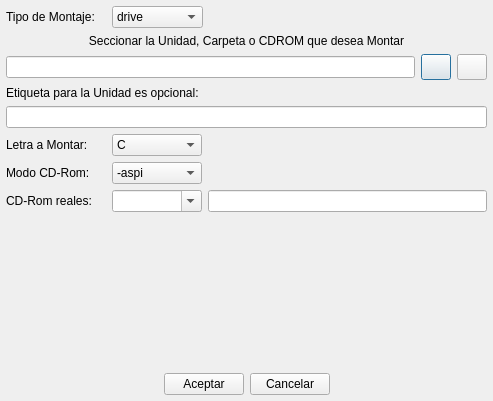
Old version of the form ui/addedit_montajes.ui in the repository Monthy/gr-lida.
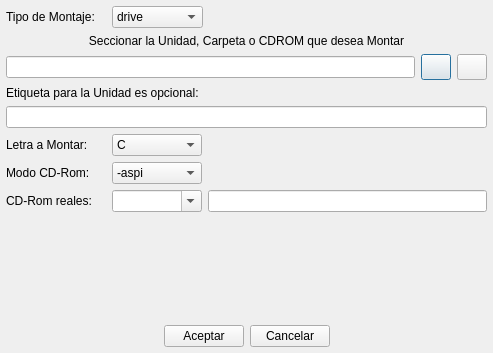
New version of the form. Icons and pictures are not drawn.

Patch:
```diff
--- a/ui/addedit_montajes.ui
+++ b/ui/addedit_montajes.ui
@@ -6,7 +6,7 @@
     <x>0</x>
     <y>0</y>
     <width>493</width>
-    <height>401</height>
+    <height>353</height>
    </rect>
   </property>
   <property name="windowTitle" >
```
Left out of the diff: 30 changed lines with no effect on the pictures.
